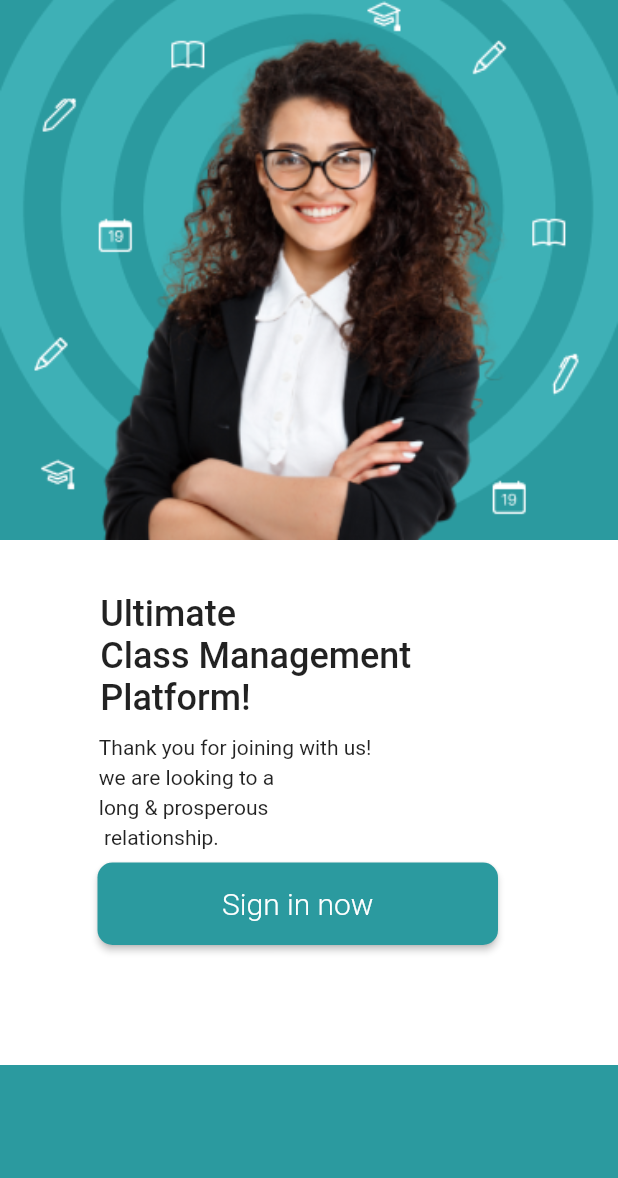
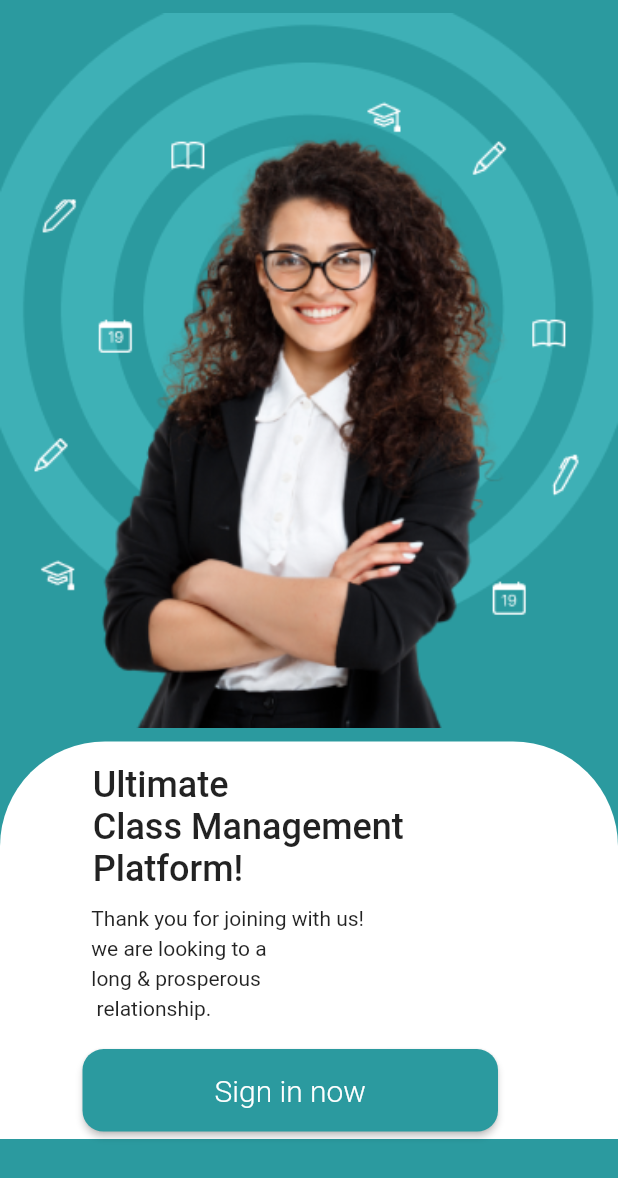
Before and after one commit to aathavan01/zent, a Flutter app: the screen it shows after launch, on a phone screen of 412 x 824 dp. Shown: the top 1178 px of the screen. Run offline on Flutter 3.47's test engine with Material 2 defaults, Android fonts, the phone set to English and light mode, and no system bars; our stand-ins replace flutter_otp_text_field.

Commit message:
using flex

```diff
--- a/lib/screens/signinPage.dart
+++ b/lib/screens/signinPage.dart
@@ -1,5 +1,5 @@
 import 'package:flutter/material.dart';
-import 'package:zent/screens/verifyOTP.dart';
+import 'package:zent/screens/GetOTP.dart';
 
 class SignInPage extends StatefulWidget {
   const SignInPage({super.key});
@@ -12,46 +12,48 @@ class _SignInPageState extends State<SignInPage> {
   @override
   Widget build(BuildContext context) {
     return SafeArea(
-      child: Scaffold(
+        child:
+
+        Scaffold(
             backgroundColor: Color(0xff2B9A9F),
-        body: Container(
-          child: SingleChildScrollView(
-            child: Column(
-              crossAxisAlignment: CrossAxisAlignment.stretch,
+            body: (Column(
       children: [
-                Container(
-                  height: 360,
+        Flexible(
+          flex: 6,
+          fit: FlexFit.tight,
+          child:  Container(
             child: Image.asset(
               "images/Signin.png",
-                    fit: BoxFit.cover,
+              fit: BoxFit.fitWidth,
             ),
           ),
-                Container(
+
+        ),
+        Flexible(
+          flex: 4,
+          child: SingleChildScrollView(child: Container(
+            decoration: BoxDecoration(
+              borderRadius: BorderRadius.vertical(top: Radius.circular(70)),
               color: Colors.white,
-                  height: 350,
+            ),
+            alignment: Alignment.bottomCenter,
             child: Padding(
-                    padding: EdgeInsets.fromLTRB(15, 35, 80, 0),
+              padding: EdgeInsets.fromLTRB(5, 15, 80, 0),
               child: Column(
                 children: [
-                        Container(
-
-                          child: Text(
+                  Text(
                     "Ultimate \nClass Management \nPlatform!",
-                            style: TextStyle(
-                                fontWeight: FontWeight.w500, fontSize: 24),
+                    style: TextStyle(fontWeight: FontWeight.w500, fontSize: 24),
                   ),
-                        ),
-                        Container(
-                          child: Padding(
-                              padding: EdgeInsets.fromLTRB(0, 8, 30, 0),
+                  Padding(
+                      padding: EdgeInsets.fromLTRB(0, 8, 30, 10),
                       child: Text(
                         "Thank you for joining with us! \nwe are looking to a \nlong & prosperous\n relationship.",
-                                style: TextStyle(
-                                    fontWeight: FontWeight.w400, height: 1.4),
+                        style:
+                            TextStyle(fontWeight: FontWeight.w400, height: 1.4),
                       )),
-                        ),
                   Padding(
-                          padding: EdgeInsets.fromLTRB(50, 8, 0, 0),
+                    padding: EdgeInsets.fromLTRB(50, 8, 0, 5),
                     child: SizedBox(
                       height: 55,
                       width: 350,
@@ -71,7 +73,7 @@ class _SignInPageState extends State<SignInPage> {
                         style: ElevatedButton.styleFrom(
                           backgroundColor: Color(0xff2B9A9F),
                           shape: new RoundedRectangleBorder(
-                                  borderRadius: new BorderRadius.circular(10.0),
+                            borderRadius: new BorderRadius.circular(14.0),
                           ),
                         ),
                       ), // Background co
@@ -80,12 +82,9 @@ class _SignInPageState extends State<SignInPage> {
                 ],
               ),
             ),
-                )
+          ),
+        ),)
       ],
-            ),
-          ),
-        ),
-      ),
-    );
+    )),),);
   }
 }
```
Also changed, not shown: lib/screens/getOTP.dart (+68 -42 lines), lib/screens/verifyOTP.dart (+40 -67 lines). Lines whose indentation alone changed are shown as unchanged.
